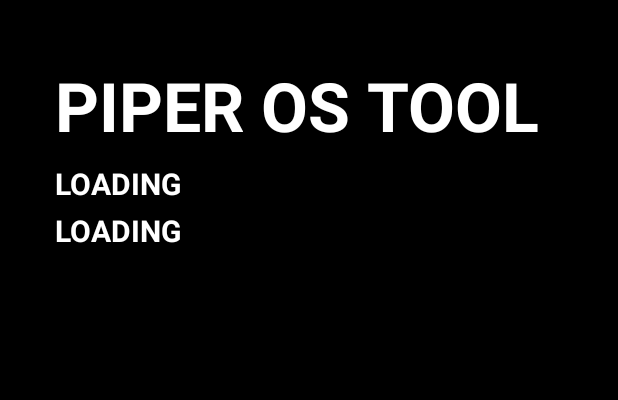
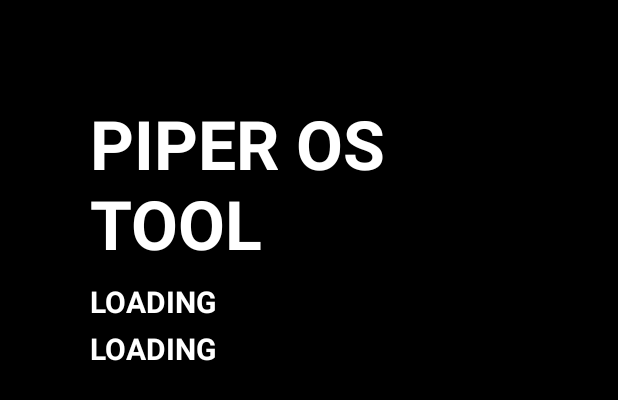
Before and after one commit to Phi574/PiperOSTool-Android, an Android app: the layout activity_home.xml on its own in the app's theme, with its tools: preview values and no code run, on a phone screen of 412 x 824 dp. Shown: the top 400 px of the screen. Run offline under Robolectric (Android 15) with nearby library versions, the phone set to English and light mode, and no system bars.

```diff
--- a/app/src/main/res/layout/activity_home.xml
+++ b/app/src/main/res/layout/activity_home.xml
@@ -26,9 +26,9 @@
             android:layout_alignTop="@+id/background_image_view"
             android:layout_alignEnd="@+id/background_image_view"
             android:layout_alignBottom="@+id/background_image_view"
-            android:layout_marginStart="-3dp"
-            android:layout_marginTop="0dp"
-            android:layout_marginEnd="3dp"
+            android:layout_marginStart="20dp"
+            android:layout_marginTop="25dp"
+            android:layout_marginEnd="20dp"
             android:layout_marginBottom="0dp"
             android:gravity="top|start"
             android:orientation="vertical"
```
Also changed, not shown: app/src/main/AndroidManifest.xml (+9 -4 lines), app/src/main/java/com/piperostool/SplashScreenActivity.kt (+47 -8 lines).
